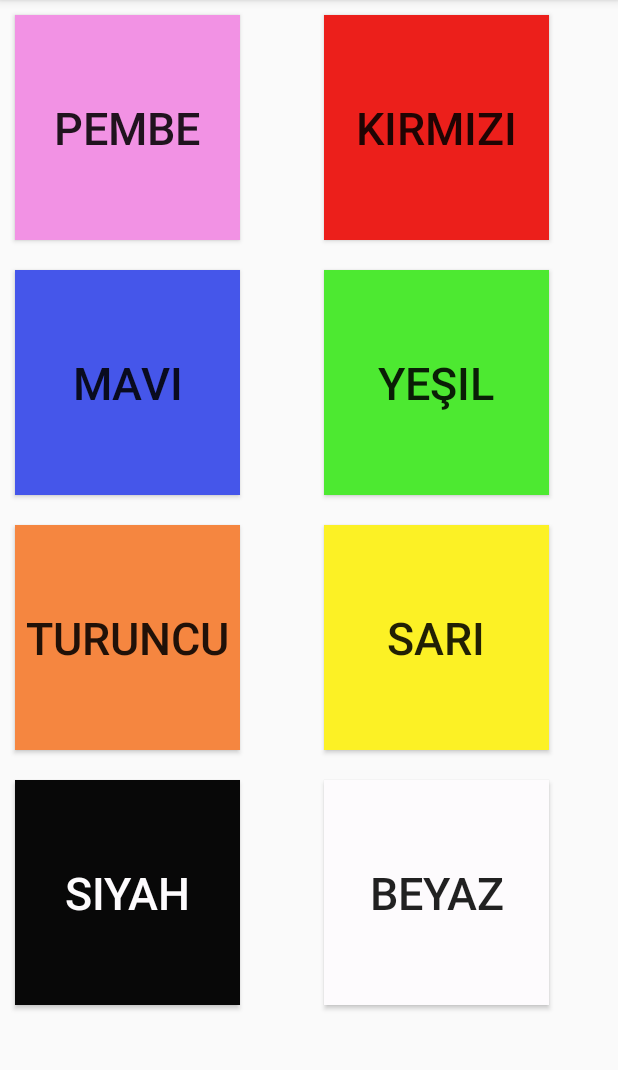
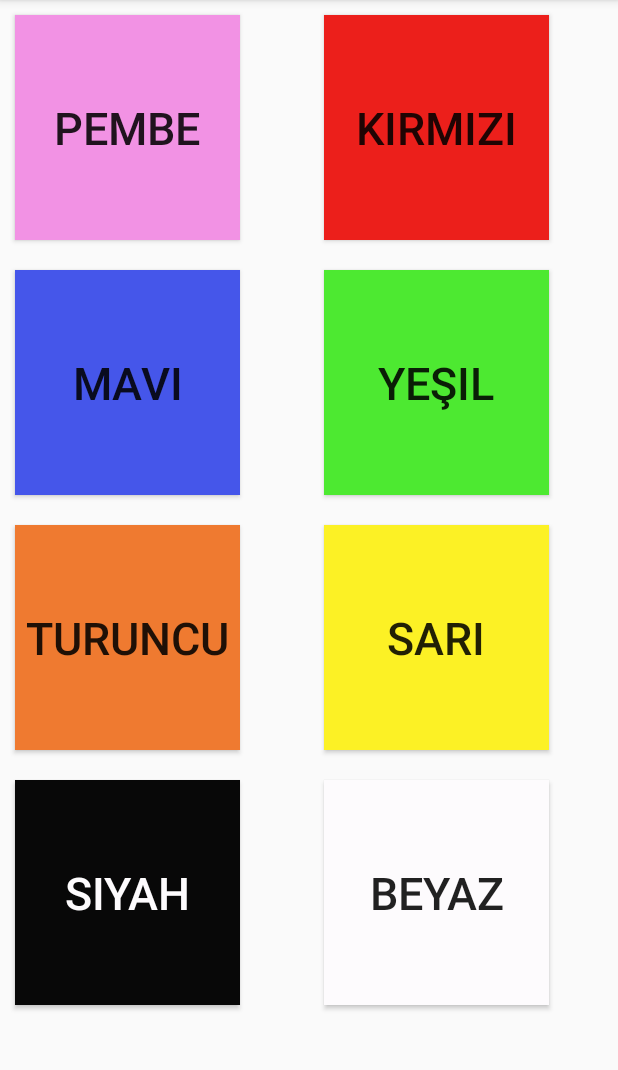
Before and after one commit to abd-bag/Renkler1, an Android app: the Renkler screen opened directly, with no data from a screen before it, on a phone screen of 412 x 824 dp, the part 84-1154 px from its top. Run offline under Robolectric (Android 15) with nearby library versions, the phone set to English and light mode, and no system bars.

Commit message:
Renk degıstı

```diff
--- a/app/src/main/java/com/example/iince98/renkler/MainActivity.java
+++ b/app/src/main/java/com/example/iince98/renkler/MainActivity.java
@@ -4,6 +4,7 @@ import android.content.Intent;
 import android.graphics.Bitmap;
 import android.graphics.BitmapFactory;
 import android.os.Handler;
+import android.provider.Telephony;
 import android.support.v7.app.AppCompatActivity;
 import android.os.Bundle;
 import android.view.View;
@@ -28,6 +29,7 @@ public class MainActivity extends AppCompatActivity {
             public void onClick(View view) {
                 Intent intent=new Intent(getApplication(), Renkler.class);
                 startActivity(intent);
+
             }
         });
 
--- a/app/src/main/res/values/colors.xml
+++ b/app/src/main/res/values/colors.xml
@@ -8,7 +8,10 @@
     <color name="kırmızı">#ec1f1b</color>
     <color name="mavi">#4556ea</color>
     <color name="yeşil">#4de931</color>
-    <color name="turuncu">#f58640</color>
+    <color name="turuncu">#ef7a30</color>
+
+    //Change
+
     <color name="sarı">#fcf125</color>
     <color name="siyah">#080808</color>
     <color name="beyaz">#fdfbfd</color>
```
